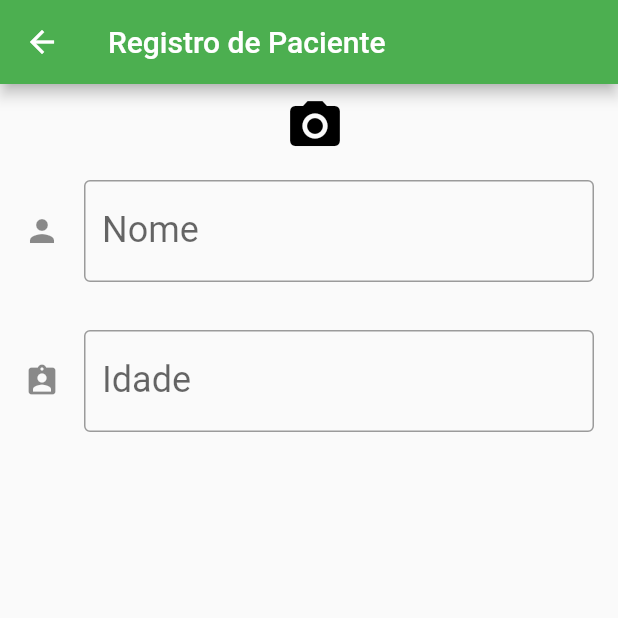
After one commit to Marcos05555/tobi05, a Flutter app: the PatientRegisterScreen screen opened directly, on a phone screen of 412 x 824 dp, the top half of it. The commit adds this screen. Run offline on Flutter 3.47's test engine with Material 2 defaults, Android fonts, the phone set to English and light mode, and no system bars; our stand-ins replace image_picker.

Commit message:
não tenho data

```diff
--- /dev/null
+++ b/mobi/lib/screens/Screen_patientRegister.dart
@@ -0,0 +1,72 @@
+import 'dart:io';
+
+
+import 'package:flutter/material.dart';
+import 'package:image_picker/image_picker.dart';
+import 'package:mobi/screens/Screen_registration.dart';
+File imageFile;
+
+class PatientRegisterScreen extends StatelessWidget {
+  @override
+  Widget build(BuildContext context) {
+    var scaffold = Scaffold(
+      appBar: AppBar(
+        title: Text('Registro de Paciente'),
+      ),
+      body: SingleChildScrollView(
+              child: Column(
+          children: <Widget>[
+            LodingScreen(),
+          ],
+        ),
+      ),
+    );
+    return scaffold;
+  }
+}
+
+class LodingScreen extends StatefulWidget {
+  @override
+  _LodingScreenState createState() => _LodingScreenState();
+}
+
+class _LodingScreenState extends State<LodingScreen> {
+
+  _openCamera(BuildContext context) async{
+    var picture = await ImagePicker.pickImage(source: ImageSource.gallery);
+    this.setState((){
+      imageFile = picture;
+    });
+    Navigator.of(context).pop();
+  }
+
+Widget _decideImageView(BuildContext context){
+  if(imageFile == null){
+    return IconButton(icon: Icon(Icons.camera_alt,color: Colors.black,size: 40,), onPressed:(){ _openCamera(context);});
+  }
+  else{
+    Image.file(imageFile, width: 10,height: 10);
+  }
+}
+
+
+
+
+
+
+
+  Widget build(BuildContext context) {
+    return Column(
+      crossAxisAlignment: CrossAxisAlignment.center,
+          children: <Widget>[
+            _decideImageView(context),
+            TextBox(Icons.person, 'Nome', 'Nome do paciente'),
+              TextBox(Icons.assignment_ind, 'Idade', 'Idade do paciente'),
+          ]
+    );
+  }
+
+
+
+
+}
--- a/mobi/pubspec.yaml
+++ b/mobi/pubspec.yaml
@@ -17,8 +17,10 @@ environment:
   sdk: ">=2.1.0 <3.0.0"
 
 dependencies:
-  flutter:
+   image_picker:
+   flutter:
     sdk: flutter
+
 
   # The following adds the Cupertino Icons font to your application.
   # Use with the CupertinoIcons class for iOS style icons.
```
Also changed, not shown: mobi/lib/screens/Screen_ patient.dart (added, +12 -0 lines), mobi/lib/screens/Screen_userInfo.dart (added, +12 -0 lines), mobi/lib/screens/home_screen.dart (+17 -9 lines), mobi/lib/Screen_registration.dart (deleted), mobi/pubspec.lock.
